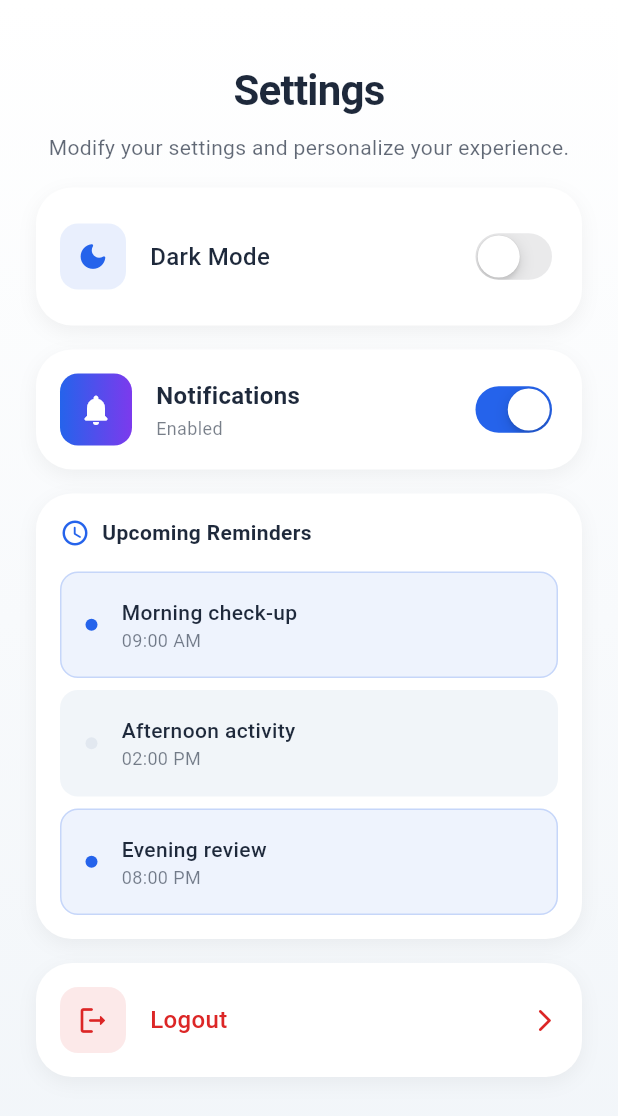
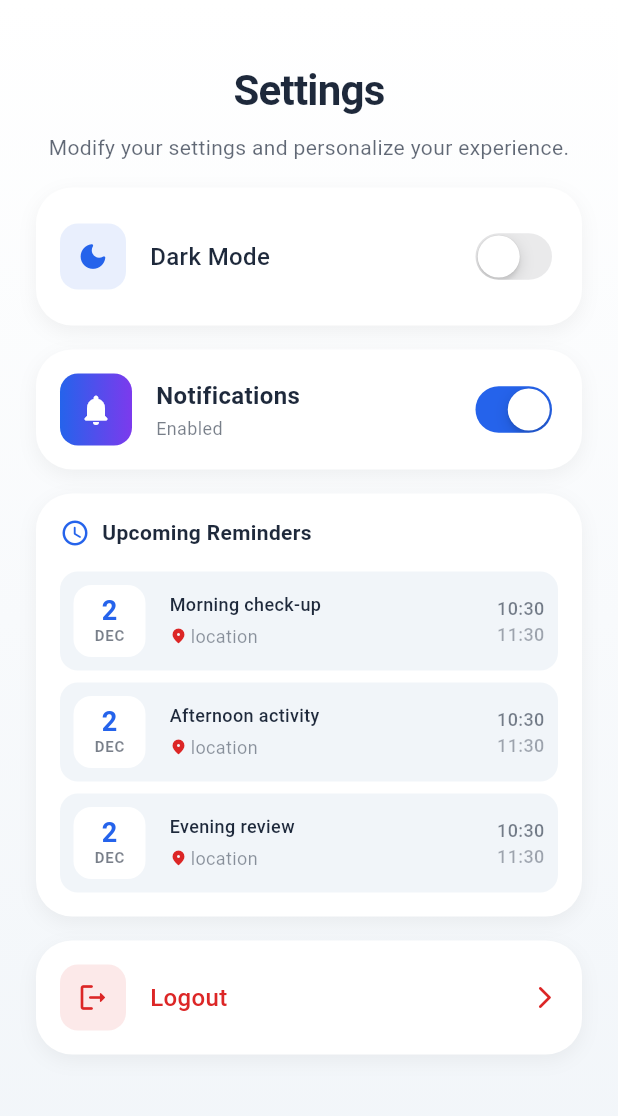
Before and after one commit to m-idriss/zadiag, a Flutter app: the SettingsScreen screen opened directly, on a phone screen of 412 x 824 dp. Shown: the top 1116 px of the screen. Run offline on Flutter 3.47's test engine with Material 3 defaults, Android fonts, the phone set to English and light mode, and no system bars; our stand-ins replace cloud_firestore, firebase_auth, firebase_core, flutter_heatmap_calendar, flutter_svg, image_picker and 2 more; missing offline and left inert: rive_animated_icon; accounts and stored records are empty; Roboto replaces fonts that are missing (poppins); project files that could hold a hidden picture were left out.

Commit message:
Refactor: enhance layout and styling in converter and event card components

```diff
--- a/lib/features/diag/screens/settings_screen.dart
+++ b/lib/features/diag/screens/settings_screen.dart
@@ -1,5 +1,6 @@
 import 'package:flutter/material.dart';
 import 'package:flutter/cupertino.dart';
+import 'package:intl/intl.dart';
 import 'package:shared_preferences/shared_preferences.dart';
 import 'package:zadiag/core/utils/ui_helpers.dart';
 import 'package:zadiag/features/auth/screens/login_page.dart';
@@ -354,32 +355,33 @@ class _SettingsScreenState extends State<SettingsScreen> {
         required String title,
         required bool isActive,
       }) {
+
+    final monthFormat = DateFormat('MMM');
+    final dayFormat = DateFormat('d');
+    final timeFormat = DateFormat.Hm();
+    final colorScheme = Theme.of(context).colorScheme;
+
     return Container(
-      padding: EdgeInsets.all(AppTheme.spacingMd),
       decoration: BoxDecoration(
-        color: isActive
-            ? Theme.of(context).colorScheme.primary.withValues(alpha: 0.08)
-            : Theme.of(context).colorScheme.surfaceContainerHigh,
+        color: Theme.of(context).colorScheme.surfaceContainerHigh,
         borderRadius: BorderRadius.circular(AppTheme.radiusMd),
         border: Border.all(
-          color: isActive
-              ? Theme.of(context).colorScheme.primary.withValues(alpha: 0.2)
-              : Colors.transparent,
+          color: Colors.transparent,
         ),
       ),
+      child: Material(
+        color: Colors.transparent,
+        child: InkWell(
+          borderRadius: BorderRadius.circular(AppTheme.radiusMd),
+          child: Padding(
+            padding: const EdgeInsets.all(AppTheme.spacingSm),
             child: Row(
+              crossAxisAlignment: CrossAxisAlignment.center,
               children: [
-          Container(
-            width: 8,
-            height: 8,
-            decoration: BoxDecoration(
-              color: isActive
-                  ? Theme.of(context).colorScheme.primary
-                  : Theme.of(context).colorScheme.outline,
-              shape: BoxShape.circle,
-            ),
-          ),
+                // Date badge
+                _buildDateBadge(monthFormat, dayFormat, colorScheme),
                 const SizedBox(width: AppTheme.spacingMd),
+                // Title and location
                 Expanded(
                   child: Column(
                     crossAxisAlignment: CrossAxisAlignment.start,
@@ -387,25 +389,119 @@ class _SettingsScreenState extends State<SettingsScreen> {
                       Text(
                         title,
                         style: TextStyle(
+                          fontSize: 12,
+                          fontWeight: FontWeight.w500,
+                          color: colorScheme.onSurface,
                           fontFamily: AppTheme.defaultFontFamilyName,
-                    fontSize: 14,
-                    fontWeight: FontWeight.w500,
-                    color: Theme.of(context).colorScheme.onSurface,
+                          height: 1.3,
+                        ),
+                      ),
+                      const SizedBox(height: 4),
+                      Row(
+                        crossAxisAlignment: CrossAxisAlignment.center,
+                        children: [
+                          Icon(
+                            Icons.location_on_rounded,
+                            size: 12,
+                            color: colorScheme.error,
+                          ),
+                          const SizedBox(width: 2),
+                          Expanded(
+                            child: Text(
+                              "location",
+                              style: TextStyle(
+                                fontSize: 12,
+                                color: colorScheme.onSurface.withValues(alpha: 0.5),
+                                fontFamily: AppTheme.defaultFontFamilyName,
+                              ),
+                              maxLines: 1,
+                              overflow: TextOverflow.ellipsis,
+                            ),
+                          ),
+                        ],
+                      ),
+                    ],
+                  ),
+                ),
+                const SizedBox(width: AppTheme.spacingSm),
+                // Times column
+                _buildTimesColumn(timeFormat, colorScheme),
+              ],
+            ),
+          ),
+        ),
+      ),
+    );
+  }
+
+  /// Builds the date badge showing month and day number.
+  Widget _buildDateBadge(
+      DateFormat monthFormat,
+      DateFormat dayFormat,
+      ColorScheme colorScheme,
+      ) {
+    return Container(
+      width: 48,
+      height: 48,
+      decoration: BoxDecoration(
+        color: colorScheme.surface,
+        borderRadius: BorderRadius.circular(AppTheme.radiusMd),
+      ),
+      child: Column(
+        mainAxisAlignment: MainAxisAlignment.center,
+        children: [
+          Text(
+            //hardcoded date for example purpose
+            dayFormat.format(DateTime.now()),
+            style: TextStyle(
+              fontSize: 18,
+              fontWeight: FontWeight.w700,
+              color: colorScheme.primary,
+              fontFamily: AppTheme.defaultFontFamilyName,
+              height: 1.0,
             ),
           ),
           Text(
-                  time,
+            monthFormat.format(DateTime.now()).toUpperCase(),
             style: TextStyle(
+              fontSize: 10,
+              fontWeight: FontWeight.w600,
+              color: colorScheme.onSurface.withValues(alpha: 0.6),
               fontFamily: AppTheme.defaultFontFamilyName,
-                    fontSize: 12,
-                    color: Theme.of(context).colorScheme.onSurface.withValues(alpha: 0.6),
-                  ),
-                ),
-              ],
+              letterSpacing: 0.5,
             ),
           ),
         ],
       ),
     );
   }
+
+  /// Builds the start and end times column.
+  Widget _buildTimesColumn(DateFormat timeFormat, ColorScheme colorScheme) {
+    return Column(
+      crossAxisAlignment: CrossAxisAlignment.end,
+      mainAxisSize: MainAxisSize.min,
+      children: [
+        // Start time
+        Text(
+          timeFormat.format(DateTime.now()),
+          style: TextStyle(
+            fontSize: 12,
+            fontWeight: FontWeight.w500,
+            color: colorScheme.onSurface.withValues(alpha: 0.6),
+            fontFamily: AppTheme.defaultFontFamilyName,
+          ),
+        ),
+        Text(
+          timeFormat.format(DateTime.now().add(const Duration(hours: 1))),
+          style: TextStyle(
+            fontSize: 12,
+            fontWeight: FontWeight.w500,
+            color: colorScheme.onSurface.withValues(alpha: 0.4),
+            fontFamily: AppTheme.defaultFontFamilyName,
+          ),
+        ),
+      ],
+    );
   }
+}
```
Also changed, not shown: lib/features/converter/converter_page.dart (+20 -12 lines), lib/features/converter/widgets/event_card.dart (+51 -66 lines). Lines whose indentation alone changed are shown as unchanged.
